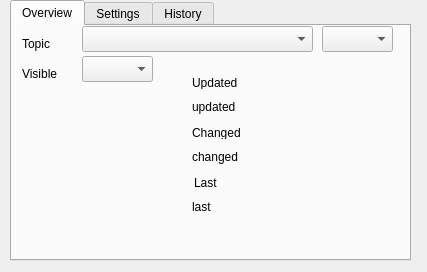
Before: the Qt Designer form topicmanagers/ui_tleditfeature.ui in nzfarmer1/telemetrylayer, drawn with Qt 5.
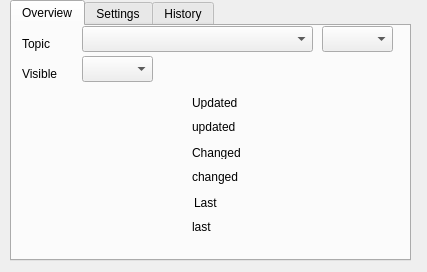
After: the same form once the commit is applied.

Patch:
```diff
--- a/topicmanagers/ui_tleditfeature.ui
+++ b/topicmanagers/ui_tleditfeature.ui
@@ -51,8 +51,8 @@
      <property name="geometry">
       <rect>
        <x>180</x>
-       <y>100</y>
-       <width>56</width>
+       <y>120</y>
+       <width>60</width>
        <height>13</height>
       </rect>
      </property>
@@ -64,7 +64,7 @@
      <property name="geometry">
       <rect>
        <x>10</x>
-       <y>80</y>
+       <y>70</y>
        <width>161</width>
        <height>141</height>
       </rect>
@@ -74,8 +74,8 @@
      <property name="geometry">
       <rect>
        <x>180</x>
-       <y>50</y>
-       <width>56</width>
+       <y>70</y>
+       <width>60</width>
        <height>13</height>
       </rect>
      </property>
@@ -87,8 +87,8 @@
      <property name="geometry">
       <rect>
        <x>182</x>
-       <y>150</y>
-       <width>56</width>
+       <y>170</y>
+       <width>60</width>
        <height>13</height>
       </rect>
      </property>
@@ -100,7 +100,7 @@
      <property name="geometry">
       <rect>
        <x>180</x>
-       <y>160</y>
+       <y>180</y>
        <width>211</width>
        <height>41</height>
       </rect>
@@ -113,8 +113,8 @@
      <property name="geometry">
       <rect>
        <x>180</x>
-       <y>110</y>
-       <width>181</width>
+       <y>130</y>
+       <width>211</width>
        <height>41</height>
       </rect>
      </property>
@@ -126,8 +126,8 @@
      <property name="geometry">
       <rect>
        <x>180</x>
-       <y>60</y>
-       <width>201</width>
+       <y>80</y>
+       <width>211</width>
        <height>41</height>
       </rect>
      </property>
@@ -140,7 +140,7 @@
       <rect>
        <x>10</x>
        <y>10</y>
-       <width>31</width>
+       <width>51</width>
        <height>16</height>
       </rect>
      </property>
@@ -183,7 +183,7 @@
       <rect>
        <x>10</x>
        <y>38</y>
-       <width>41</width>
+       <width>51</width>
        <height>20</height>
       </rect>
      </property>
```
Left out of the diff: 15 changed lines with no effect on the pictures.
